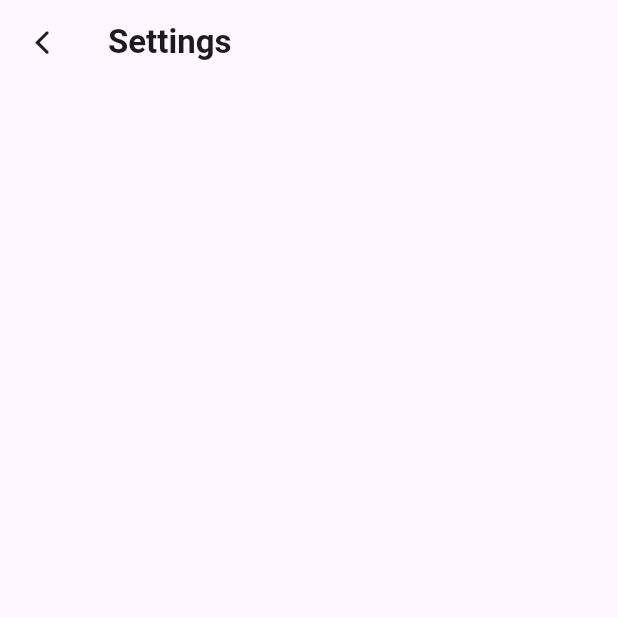
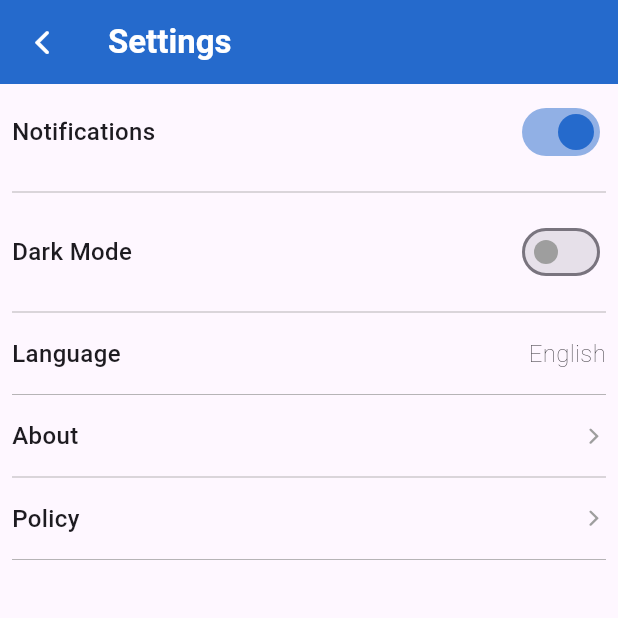
Before and after one commit to ahishakiyeyv/PlannApp, a Flutter app: the SettingsScreen screen opened directly, on a phone screen of 412 x 824 dp, the top half of it. Run offline on Flutter 3.47's test engine with Material 3 defaults, Android fonts, the phone set to English and light mode, and no system bars.

Commit message:
settings screen added

```diff
--- a/lib/shared/widget/settings_screen.dart
+++ b/lib/shared/widget/settings_screen.dart
@@ -8,8 +8,134 @@ class SettingsScreen extends StatelessWidget {
   Widget build(BuildContext context) {
     return Scaffold(
       appBar: AppBar(
-        leading: IconButton(onPressed: () {}, icon: Icon(CupertinoIcons.back)),
-        title: Text('Settings', style: TextStyle(fontWeight: FontWeight.w700)),
+        backgroundColor: Color(0xff256ACC),
+        leading: IconButton(
+          onPressed: () {
+            Navigator.pop(context);
+          },
+          icon: Icon(CupertinoIcons.back),
+          color: Colors.white,
+        ),
+        title: Text(
+          'Settings',
+          style: TextStyle(fontWeight: FontWeight.w700, color: Colors.white),
+        ),
+      ),
+      body: Column(
+        children: [
+          Padding(
+            padding: const EdgeInsets.all(8.0),
+            child: Row(
+              mainAxisAlignment: MainAxisAlignment.spaceBetween,
+              children: [
+                Text(
+                  'Notifications',
+                  style: TextStyle(fontWeight: FontWeight.w500, fontSize: 16),
+                ),
+                SizedBox(width: 8.0),
+                Switch(
+                  value: true,
+                  focusColor: Color(0xff256ACC),
+                  activeThumbColor: Color(0xff256ACC),
+                  onChanged: (value) {},
+                ),
+              ],
+            ),
+          ),
+          Divider(
+            color: Colors.grey,
+            thickness: 0.5,
+            endIndent: 8.0,
+            indent: 8.0,
+          ),
+          Padding(
+            padding: const EdgeInsets.all(8.0),
+            child: Row(
+              mainAxisAlignment: MainAxisAlignment.spaceBetween,
+              children: [
+                Text(
+                  'Dark Mode',
+                  style: TextStyle(fontWeight: FontWeight.w500, fontSize: 16),
+                ),
+                SizedBox(width: 8.0),
+                Switch(
+                  value: false,
+                  inactiveThumbColor: Colors.grey,
+                  onChanged: (value) {},
+                ),
+              ],
+            ),
+          ),
+          Divider(
+            color: Colors.grey,
+            thickness: 0.5,
+            endIndent: 8.0,
+            indent: 8.0,
+          ),
+          Padding(
+            padding: EdgeInsets.all(8.0),
+            child: Row(
+              mainAxisAlignment: MainAxisAlignment.spaceBetween,
+              children: [
+                Text(
+                  'Language',
+                  style: TextStyle(fontWeight: FontWeight.w500, fontSize: 16),
+                ),
+                SizedBox(width: 8.0),
+                Text(
+                  'English',
+                  style: TextStyle(fontWeight: FontWeight.w200, fontSize: 16),
+                ),
+              ],
+            ),
+          ),
+          Divider(
+            color: Colors.grey,
+            thickness: 0.5,
+            endIndent: 8.0,
+            indent: 8.0,
+          ),
+          Padding(
+            padding: EdgeInsets.all(8.0),
+            child: Row(
+              mainAxisAlignment: MainAxisAlignment.spaceBetween,
+              children: [
+                Text(
+                  'About',
+                  style: TextStyle(fontWeight: FontWeight.w500, fontSize: 16),
+                ),
+                SizedBox(width: 8.0),
+                Icon(CupertinoIcons.forward, color: Colors.grey, size: 16),
+              ],
+            ),
+          ),
+          Divider(
+            color: Colors.grey,
+            thickness: 0.5,
+            endIndent: 8.0,
+            indent: 8.0,
+          ),
+          Padding(
+            padding: EdgeInsets.all(8.0),
+            child: Row(
+              mainAxisAlignment: MainAxisAlignment.spaceBetween,
+              children: [
+                Text(
+                  'Policy',
+                  style: TextStyle(fontWeight: FontWeight.w500, fontSize: 16),
+                ),
+                SizedBox(width: 8.0),
+                Icon(CupertinoIcons.forward, color: Colors.grey, size: 16),
+              ],
+            ),
+          ),
+          Divider(
+            color: Colors.grey,
+            thickness: 0.5,
+            endIndent: 8.0,
+            indent: 8.0,
+          ),
+        ],
       ),
     );
   }
```
